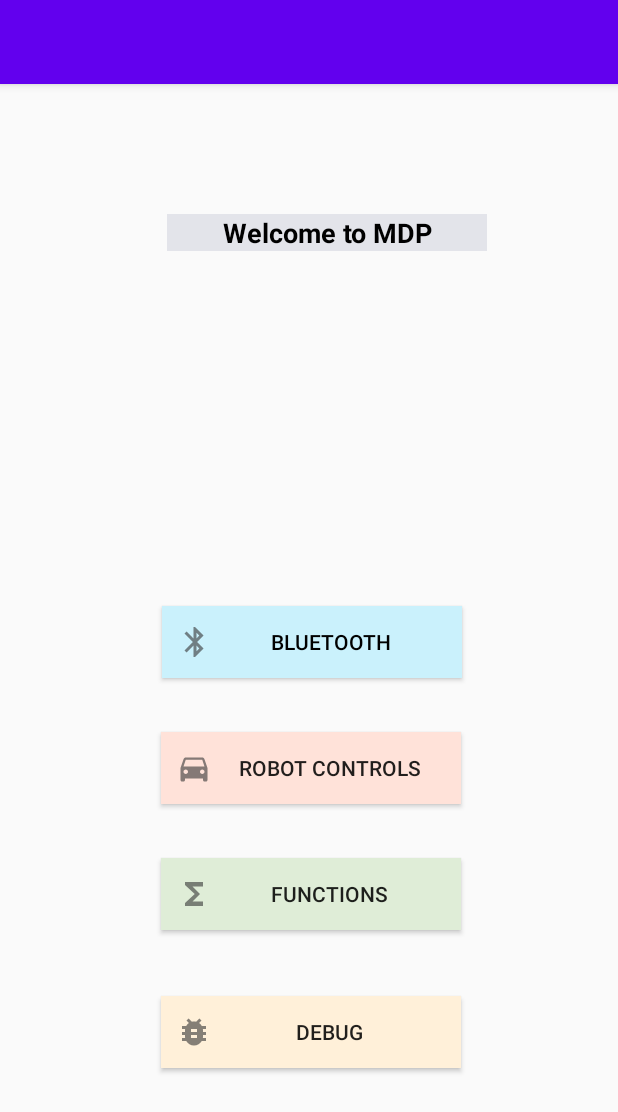
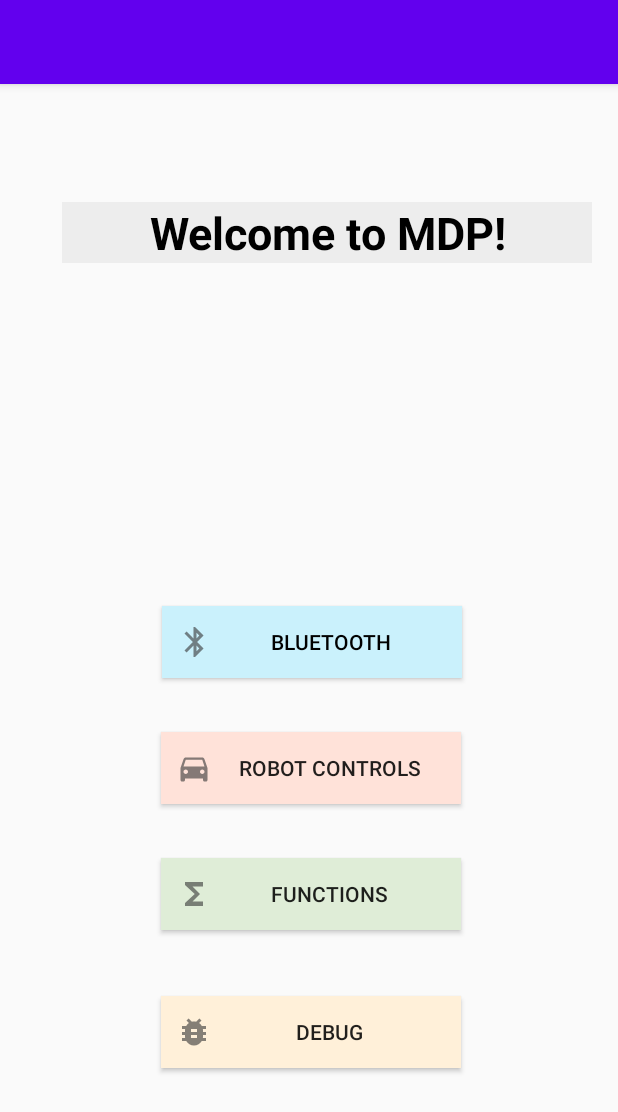
Before and after one commit to shernaliu/MDP-Group25-Android, an Android app: the screen it shows after launch (MainActivity), on a phone screen of 412 x 824 dp. Shown: the top 1112 px of the screen. Run offline under Robolectric (Android 15) with nearby library versions, the phone set to English and light mode, and no system bars.

Commit message:
change EditText to TextView for the title "Welcome to MDP!"

```diff
--- a/app/src/main/res/layout/activity_main.xml
+++ b/app/src/main/res/layout/activity_main.xml
@@ -11,21 +11,21 @@
     <include
         android:id="@+id/toolbar"
         layout="@layout/toolbar"
-        app:layout_constraintBottom_toTopOf="@+id/editTextTextPersonName"
+        app:layout_constraintBottom_toTopOf="@+id/title_welcome"
         app:layout_constraintTop_toTopOf="parent" />
 
-    <EditText
-        android:id="@+id/editTextTextPersonName"
+    <TextView
+        android:id="@+id/title_welcome"
         android:layout_width="wrap_content"
         android:layout_height="wrap_content"
+        android:background="#EDEDED"
+        android:text="Welcome to MDP!"
+        android:textSize="30sp"
         android:layout_marginStart="113dp"
         android:layout_marginTop="35dp"
         android:layout_marginEnd="89dp"
         android:layout_marginBottom="185dp"
-        android:background="#E3E4EA"
         android:ems="10"
-        android:inputType="textPersonName"
-        android:text="Welcome to MDP"
         android:textAlignment="center"
         android:textColor="#000000"
         android:textStyle="bold"
```
